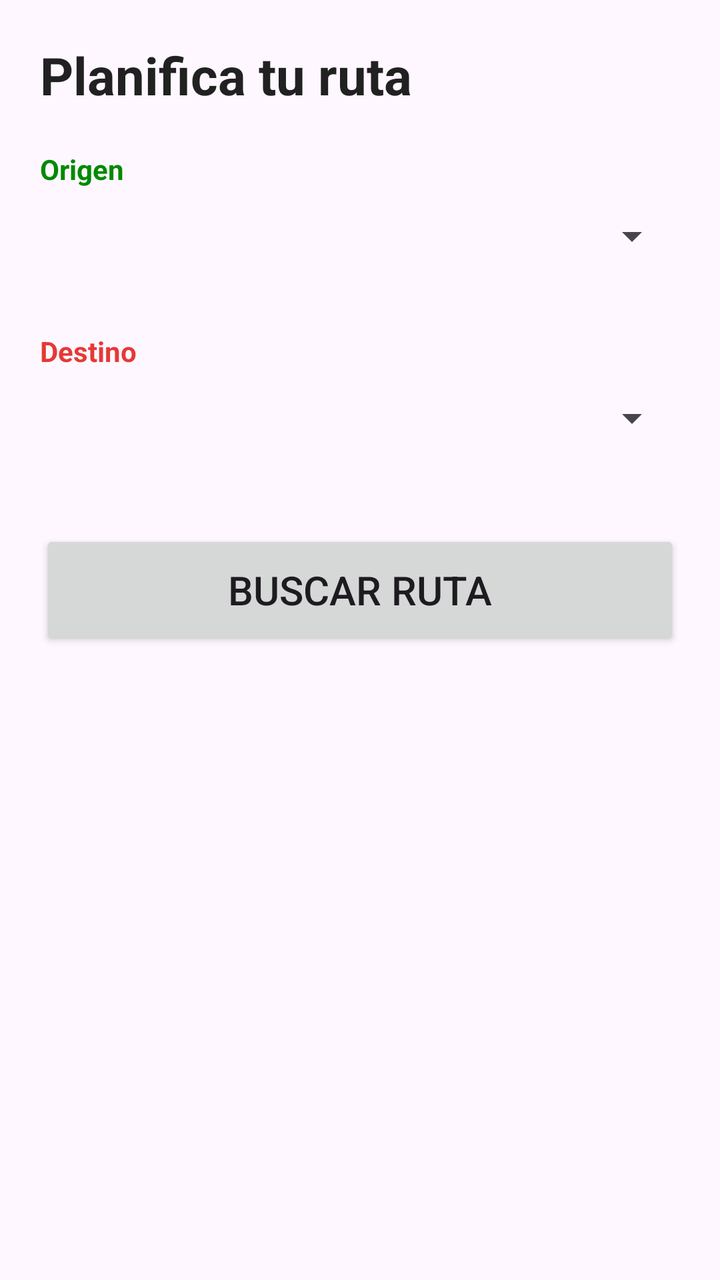
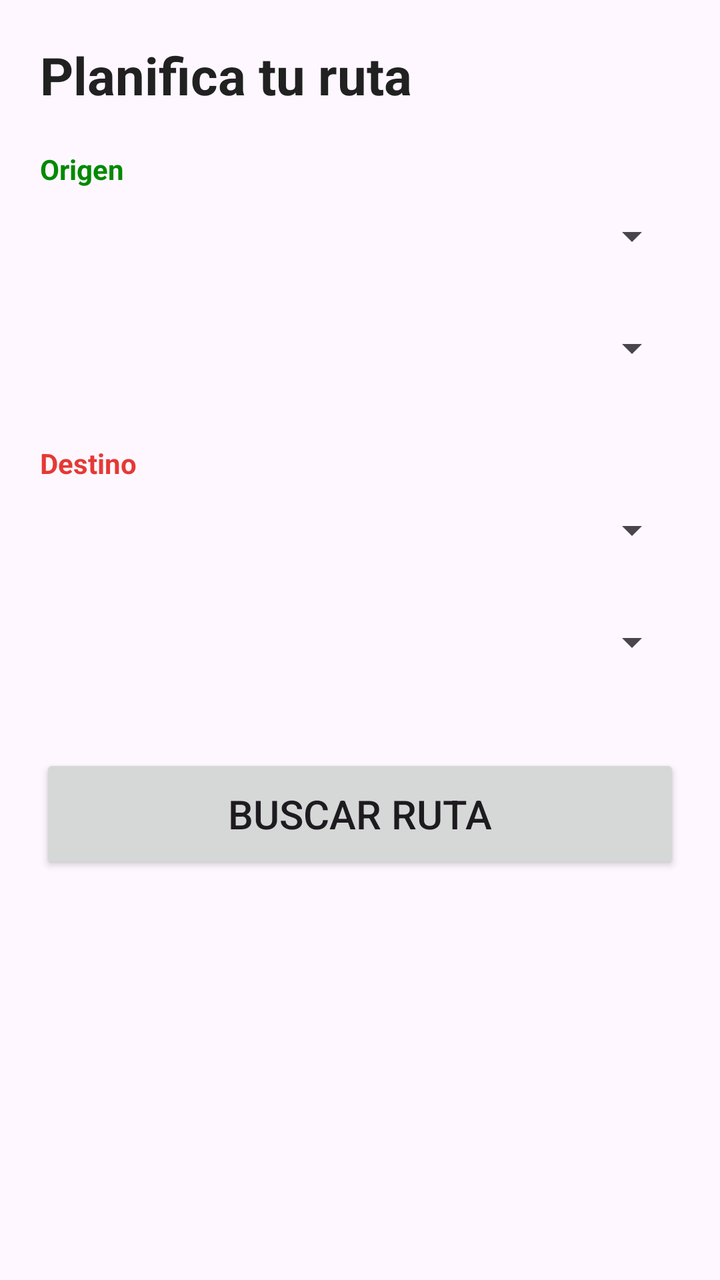

Before-and-after screenshots of an Android layout around one commit, followed by the original layout XML and the change that was made.
<!-- AndroidManifest.xml: application theme Theme.GuiaMetro -->
<!-- res/layout/fragment_planificacion.xml -->
<?xml version="1.0" encoding="utf-8"?>
<ScrollView xmlns:android="http://schemas.android.com/apk/res/android"
    android:layout_width="match_parent"
    android:layout_height="match_parent">

    <LinearLayout
        android:layout_width="match_parent"
        android:layout_height="wrap_content"
        android:orientation="vertical"
        android:padding="20dp">

        <TextView
            android:text="Planifica tu ruta"
            android:textSize="26sp"
            android:textStyle="bold"
            android:textColor="#212121"
            android:layout_width="wrap_content"
            android:layout_height="wrap_content"/>

        <TextView
            android:text="Origen"
            android:textStyle="bold"
            android:textColor="#008A00"
            android:layout_marginTop="20dp"
            android:layout_width="wrap_content"
            android:layout_height="wrap_content"/>

        <Spinner
            android:id="@+id/spLineaOrigen"
            android:layout_width="match_parent"
            android:layout_height="48dp"/>

        <TextView
            android:text="Destino"
            android:textStyle="bold"
            android:textColor="#E53935"
            android:layout_marginTop="24dp"
            android:layout_width="wrap_content"
            android:layout_height="wrap_content"/>

        <Spinner
            android:id="@+id/spLineaDestino"
            android:layout_width="match_parent"
            android:layout_height="48dp" />

        <Button
            android:id="@+id/btnBuscarRuta"
            android:layout_width="match_parent"
            android:layout_height="60dp"
            android:layout_marginTop="32dp"
            android:text="BUSCAR RUTA"
            android:textAllCaps="true"
            android:textSize="20sp"/>

        <ProgressBar
            android:id="@+id/progressBusqueda"
            android:layout_gravity="center"
            android:layout_marginTop="20dp"
            android:visibility="gone"
            android:layout_width="wrap_content"
            android:layout_height="wrap_content"/>

    </LinearLayout>

</ScrollView>
<!-- resources referenced by this layout -->
<resources>
  <style name="Theme.GuiaMetro" parent="Base.Theme.GuiaMetro" />
  <style name="Base.Theme.GuiaMetro" parent="Theme.Material3.DayNight.NoActionBar">
          
          
      </style>
</resources>

<!-- the commit's change to res/layout/fragment_planificacion.xml (unified diff, before → after) -->
@@ -30,6 +30,12 @@
             android:layout_width="match_parent"
             android:layout_height="48dp"/>
 
+        <Spinner
+            android:id="@+id/spEstacionOrigen"
+            android:layout_width="match_parent"
+            android:layout_height="48dp"
+            android:layout_marginTop="8dp"/>
+
         <TextView
             android:text="Destino"
             android:textStyle="bold"
@@ -41,7 +47,13 @@
         <Spinner
             android:id="@+id/spLineaDestino"
             android:layout_width="match_parent"
-            android:layout_height="48dp" />
+            android:layout_height="48dp"/>
+
+        <Spinner
+            android:id="@+id/spEstacionDestino"
+            android:layout_width="match_parent"
+            android:layout_height="48dp"
+            android:layout_marginTop="8dp"/>
 
         <Button
             android:id="@+id/btnBuscarRuta"
